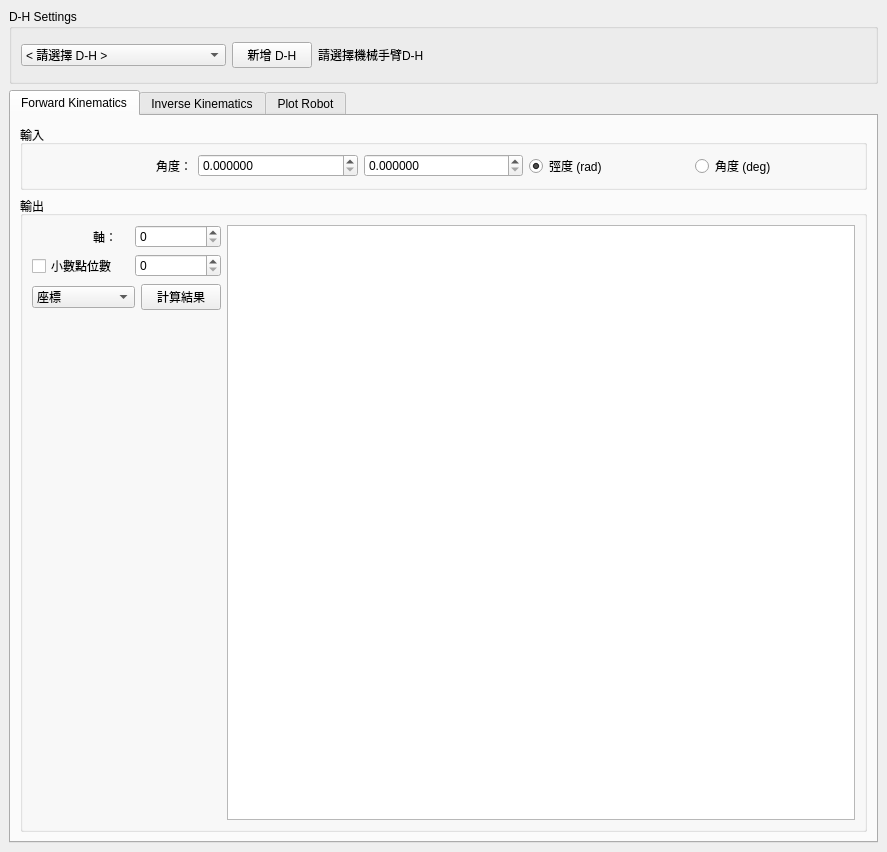
Above: gui_wrapper/ui/main_window.ui from CKAyano/robotck before the change. Below: the same form after it.
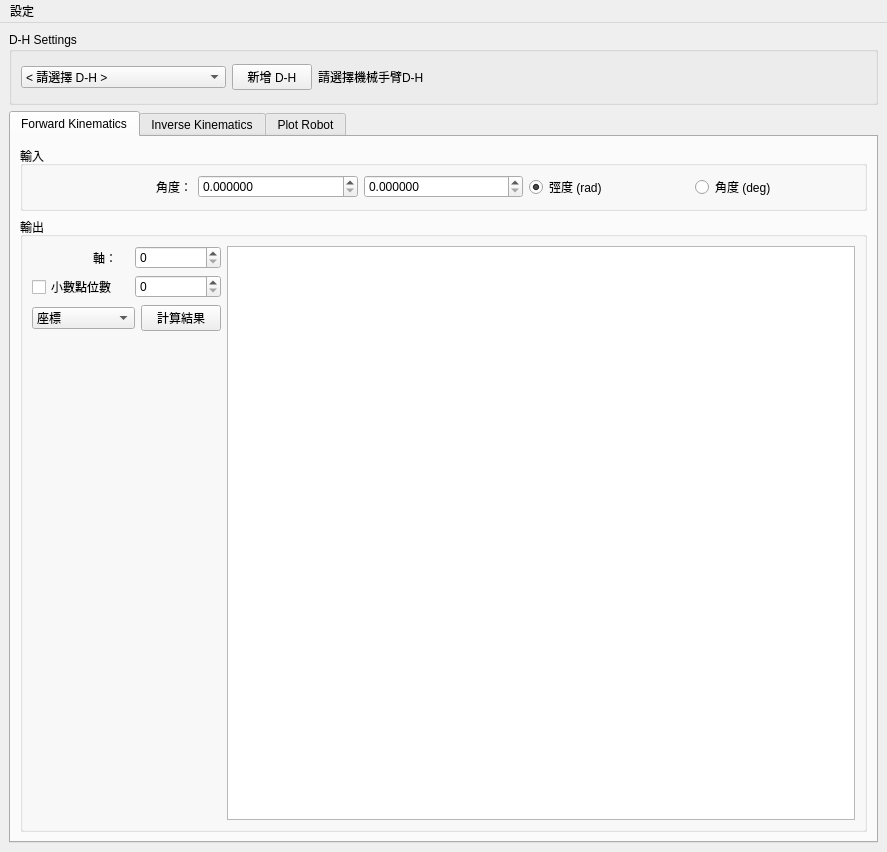
That is the form after the change.

The edit to the form file:
```diff
--- a/gui_wrapper/ui/main_window.ui
+++ b/gui_wrapper/ui/main_window.ui
@@ -212,6 +212,28 @@
     </item>
    </layout>
   </widget>
+  <widget class="QMenuBar" name="menuBar">
+   <property name="geometry">
+    <rect>
+     <x>0</x>
+     <y>0</y>
+     <width>887</width>
+     <height>21</height>
+    </rect>
+   </property>
+   <widget class="QMenu" name="menu_setting">
+    <property name="title">
+     <string>設定</string>
+    </property>
+    <addaction name="action_refresh"/>
+   </widget>
+   <addaction name="menu_setting"/>
+  </widget>
+  <action name="action_refresh">
+   <property name="text">
+    <string>重新整理</string>
+   </property>
+  </action>
  </widget>
  <resources/>
  <connections/>
```
